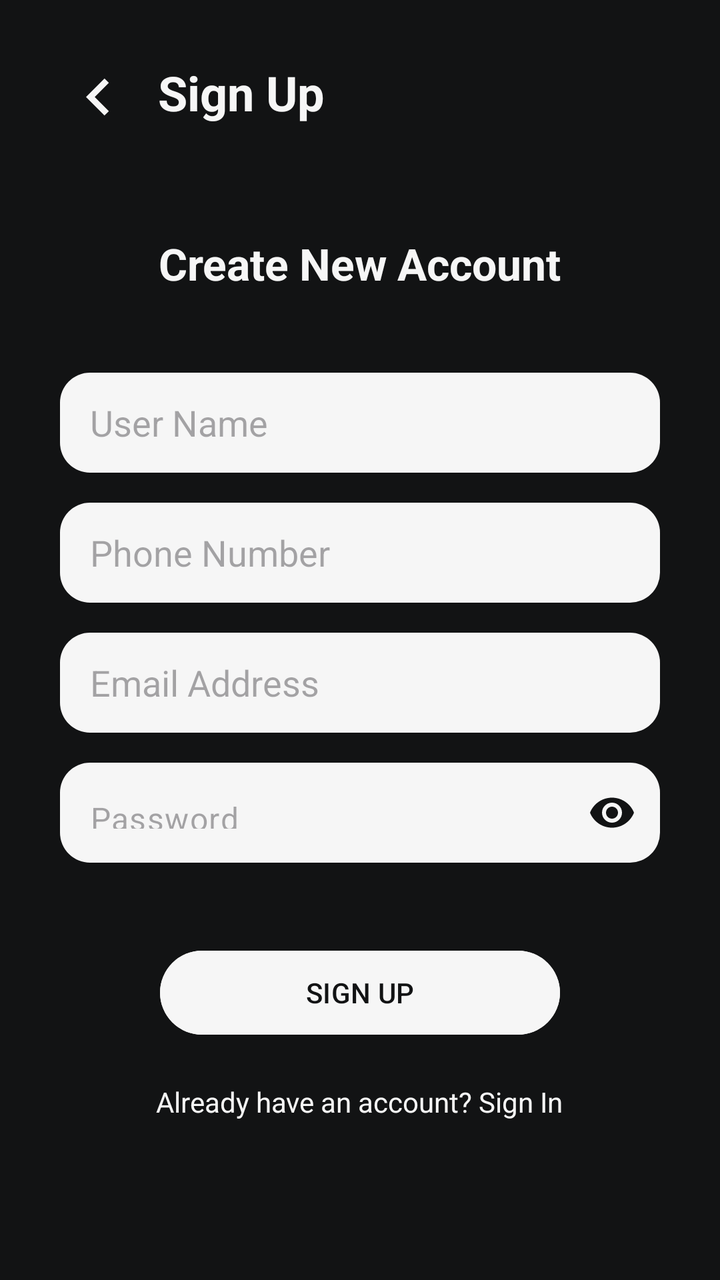
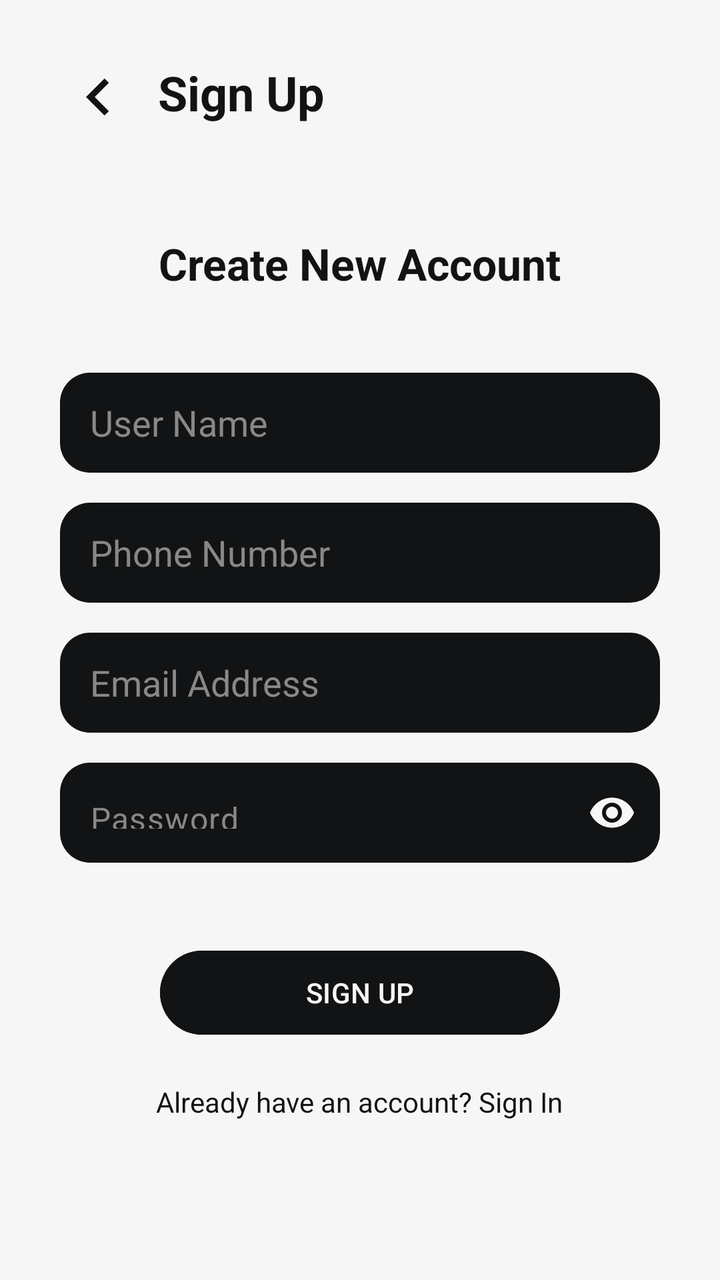

Before-and-after screenshots of an Android layout around one commit, followed by the original layout XML and the change that was made.
<!-- AndroidManifest.xml: application theme Theme.WordTrigger -->
<!-- res/layout/activity_sign_up.xml -->
<?xml version="1.0" encoding="utf-8"?>
<LinearLayout xmlns:android="http://schemas.android.com/apk/res/android"
    android:layout_width="match_parent"
    android:layout_height="match_parent"
    xmlns:app="http://schemas.android.com/apk/res-auto"
    android:background="@color/black"
    android:orientation="vertical"
    android:padding="30dp">

    <RelativeLayout
        android:layout_width="match_parent"
        android:layout_height="wrap_content">

    <ImageView
        android:id="@+id/returnBut"
        android:layout_width="38dp"
        android:layout_height="37dp"
        android:layout_alignParentStart="true"
        android:src="@drawable/ic_arrow_left" />

    <TextView
        android:layout_width="wrap_content"
        android:layout_height="wrap_content"
        android:layout_marginStart="11dp"
        android:layout_toEndOf="@id/returnBut"
        android:text="@string/auth_sign_up_title"
        android:textColor="@color/white"
        android:textSize="24sp"
        android:textStyle="bold" />
    </RelativeLayout>

    <TextView
        android:layout_width="wrap_content"
        android:layout_height="wrap_content"
        android:layout_gravity="center"
        android:layout_marginTop="50dp"
        android:text="@string/auth_create"
        android:textColor="@color/white"
        android:textSize="22sp"
        android:textStyle="bold" />

    <EditText
        android:id="@+id/etUserName"
        android:layout_width="match_parent"
        android:layout_height="50dp"
        android:layout_marginTop="40dp"
        android:background="@drawable/white_rounded_edittext"
        android:hint="@string/auth_username"
        android:inputType="text" />

    <EditText
        android:id="@+id/etPhone"
        android:layout_width="match_parent"
        android:layout_height="50dp"
        android:layout_marginTop="15dp"
        android:background="@drawable/white_rounded_edittext"
        android:hint="@string/auth_phone"
        android:inputType="phone" />

    <EditText
        android:id="@+id/etEmail"
        android:layout_width="match_parent"
        android:layout_height="50dp"
        android:layout_marginTop="15dp"
        android:background="@drawable/white_rounded_edittext"
        android:hint="@string/auth_email"
        android:inputType="textEmailAddress" />

    <com.google.android.material.textfield.TextInputLayout
        android:layout_width="match_parent"
        android:layout_height="wrap_content"
        android:layout_marginTop="15dp"
        app:hintEnabled="false"
        app:passwordToggleEnabled="true"
        app:passwordToggleTint="@color/black">

        <EditText
            android:id="@+id/etPass"
            android:layout_width="match_parent"
            android:layout_height="50dp"
            android:background="@drawable/white_rounded_edittext"
            android:hint="@string/auth_password"
            android:inputType="textPassword"
            android:paddingStart="15dp" />
    </com.google.android.material.textfield.TextInputLayout>

    <Button
        android:id="@+id/btnDoSignUp"
        android:layout_width="200dp"
        android:layout_height="50dp"
        android:layout_gravity="center"
        android:layout_marginTop="40dp"
        android:backgroundTint="@color/white"
        android:text="@string/auth_sign_up_btn"
        android:textColor="@color/black" />

    <TextView
        android:id="@+id/tvToSignIn"
        android:layout_width="wrap_content"
        android:layout_height="wrap_content"
        android:layout_gravity="center"
        android:layout_marginTop="20dp"
        android:text="@string/auth_to_sign_in"
        android:textColor="@color/white" />
</LinearLayout>
<!-- resources referenced by this layout -->
<resources>
  <color name="black">#121314</color>
  <color name="white">#f6f6f6</color>
  <!-- drawable ic_arrow_left (drawable) -->
  <vector xmlns:android="http://schemas.android.com/apk/res/android"
      android:autoMirrored="true"
      android:height="24dp"
      android:tint="@color/white"
      android:viewportHeight="24"
      android:viewportWidth="24"
      android:width="24dp">
        
      <path
          android:fillColor="@android:color/white"
          android:pathData="M15.41,16.59L10.83,12l4.58,-4.59L14,6l-6,6 6,6 1.41,-1.41z"/>
      
  </vector>
  <!-- drawable white_rounded_edittext (drawable) -->
  <?xml version="1.0" encoding="utf-8"?>
  <shape xmlns:android="http://schemas.android.com/apk/res/android">
      <solid android:color="@color/white"/>
      <corners android:radius="15dp"/>
      <padding android:left="15dp" android:right="15dp"/>
  </shape>
  <string name="auth_create">Create New Account</string>
  <string name="auth_email">Email Address</string>
  <string name="auth_password">Password</string>
  <string name="auth_phone">Phone Number</string>
  <string name="auth_sign_up_btn">SIGN UP</string>
  <string name="auth_sign_up_title">Sign Up</string>
  <string name="auth_to_sign_in">Already have an account? Sign In</string>
  <string name="auth_username">User Name</string>
  <style name="Theme.WordTrigger" parent="Base.Theme.WordTrigger" />
  <style name="Base.Theme.WordTrigger" parent="Theme.Material3.Light.NoActionBar">
          <item name="colorPrimary">@color/blue</item>
          <item name="colorOnPrimary">@color/white</item>
          <item name="containerColor">@color/black</item>
          <item name="colorSecondary">@color/white</item>
          <item name="colorOnSecondary">@color/blue</item>
          <item name="android:listSelector">@android:color/transparent</item>
          <item name="android:windowBackground">@color/black</item>
          <item name="colorTertiary">@color/blue</item>
          <item name="colorControlHighlight">#33FFFFFF</item>
      </style>
  <color name="blue">#0000FF</color>
</resources>

<!-- the commit's change to res/layout/activity_sign_up.xml (unified diff, before → after) -->
@@ -40,6 +40,8 @@
         android:textStyle="bold" />
 
     <EditText
+        android:textColor="@color/black"
+        android:textColorHint="#888888"
         android:id="@+id/etUserName"
         android:layout_width="match_parent"
         android:layout_height="50dp"
@@ -49,6 +51,8 @@
         android:inputType="text" />
 
     <EditText
+        android:textColor="@color/black"
+        android:textColorHint="#888888"
         android:id="@+id/etPhone"
         android:layout_width="match_parent"
         android:layout_height="50dp"
@@ -58,6 +62,8 @@
         android:inputType="phone" />
 
     <EditText
+        android:textColor="@color/black"
+        android:textColorHint="#888888"
         android:id="@+id/etEmail"
         android:layout_width="match_parent"
         android:layout_height="50dp"
@@ -75,6 +81,8 @@
         app:passwordToggleTint="@color/black">
 
         <EditText
+        android:textColor="@color/black"
+        android:textColorHint="#888888"
             android:id="@+id/etPass"
             android:layout_width="match_parent"
             android:layout_height="50dp"
<!-- resource entries referenced after the edit -->
@@ -1,7 +1,7 @@
 <!-- resources referenced by this layout -->
 <resources>
-  <color name="black">#121314</color>
-  <color name="white">#f6f6f6</color>
+  <color name="black">#F6F6F6</color>
+  <color name="white">#121314</color>
   <!-- drawable ic_arrow_left (drawable) -->
   <vector xmlns:android="http://schemas.android.com/apk/res/android"
       android:autoMirrored="true"
